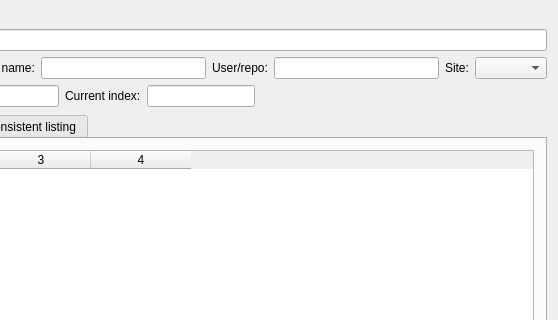
Qt form mainwindow.ui (NorthIsMirror/QtZekyllManager) before a commit; both pictures show x 234 to 792 and y 83 to 403 of the 792 by 609 pixel window.
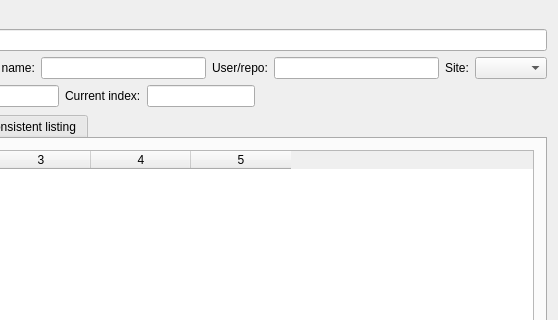
The same form after that commit.

Commit message: Additional hidden column for all tables – id, the same as in LZCSDE

```diff
--- a/mainwindow.ui
+++ b/mainwindow.ui
@@ -265,7 +265,7 @@
            </sizepolicy>
           </property>
           <property name="columnCount">
-           <number>4</number>
+           <number>5</number>
           </property>
           <attribute name="verticalHeaderVisible">
            <bool>false</bool>
@@ -274,6 +274,7 @@
           <column/>
           <column/>
           <column/>
+          <column/>
          </widget>
         </item>
        </layout>
```
Left out of the diff: 6 changed lines with no effect on the pictures. The commit also changes 2 other files.
